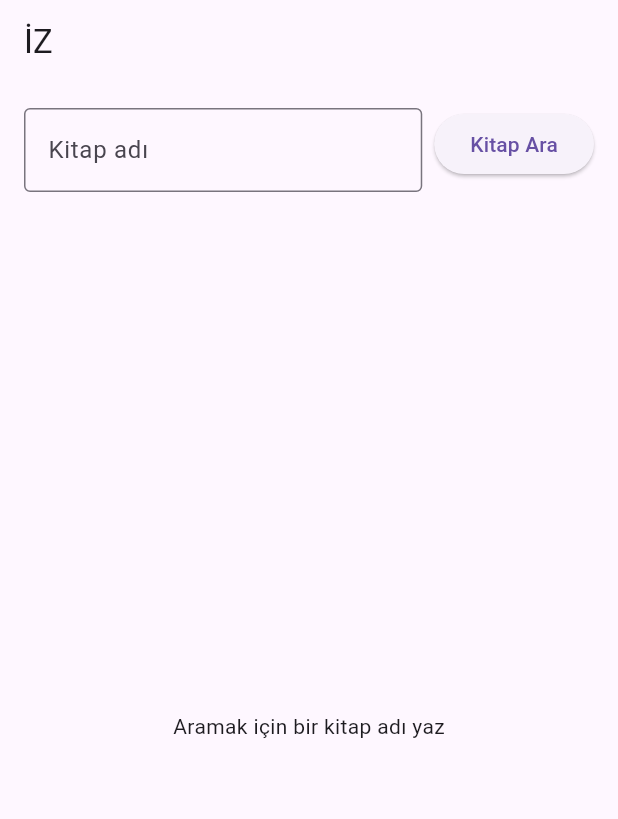
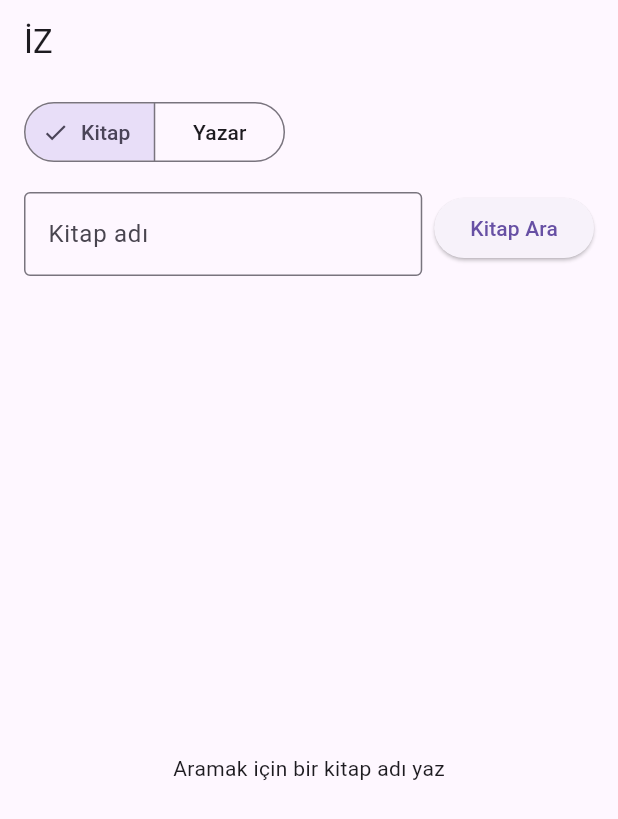
Before and after one commit to EbranurOzbalik/iz, a Flutter app: the screen it shows after launch, on a phone screen of 412 x 824 dp. Shown: the top 819 px of the screen. Run offline on Flutter 3.47's test engine with Material 3 defaults, Android fonts, the phone set to English and light mode, and no system bars; our stand-ins replace dio.

Commit message:
feat: add author search mode

```diff
--- a/lib/main.dart
+++ b/lib/main.dart
@@ -31,6 +31,8 @@ class BookSearchPage extends StatefulWidget {
   }
 }
 
+enum _SearchMode { book, author }
+
 class _BookSearchPageState extends State<BookSearchPage> {
   final TextEditingController searchController = TextEditingController();
   final CancelToken cancelToken = CancelToken();
@@ -41,6 +43,9 @@ class _BookSearchPageState extends State<BookSearchPage> {
   String? inputError;
   String? errorMessage;
   List<Book> books = [];
+  _SearchMode searchMode = _SearchMode.book;
+
+  bool get isAuthorSearch => searchMode == _SearchMode.author;
 
   @override
   void initState() {
@@ -71,7 +76,7 @@ class _BookSearchPageState extends State<BookSearchPage> {
     final query = searchController.text.trim();
     if (query.isEmpty) {
       setState(() {
-        inputError = 'Bir kitap adı yaz';
+        inputError = isAuthorSearch ? 'Bir yazar adı yaz' : 'Bir kitap adı yaz';
       });
       return;
     }
@@ -89,7 +94,7 @@ class _BookSearchPageState extends State<BookSearchPage> {
       final response = await dio.get(
         'https://openlibrary.org/search.json',
         queryParameters: {
-          'q': query,
+          (isAuthorSearch ? 'author' : 'q'): query,
           'limit': 5,
           'fields':
               'key,title,subtitle,author_name,first_publish_year,'
@@ -122,10 +127,11 @@ class _BookSearchPageState extends State<BookSearchPage> {
     }
   }
 
-  void clearSearch() {
+  void clearSearch({_SearchMode? mode}) {
     if (isLoading) return;
     searchController.clear();
     setState(() {
+      if (mode != null) searchMode = mode;
       books = [];
       hasSearched = false;
       inputError = null;
@@ -164,6 +170,28 @@ class _BookSearchPageState extends State<BookSearchPage> {
         child: Column(
           children: [
             Padding(
+              padding: const EdgeInsets.fromLTRB(16, 8, 16, 0),
+              child: Align(
+                alignment: Alignment.centerLeft,
+                child: SegmentedButton<_SearchMode>(
+                  segments: const [
+                    ButtonSegment(
+                      value: _SearchMode.book,
+                      label: Text('Kitap'),
+                    ),
+                    ButtonSegment(
+                      value: _SearchMode.author,
+                      label: Text('Yazar'),
+                    ),
+                  ],
+                  selected: {searchMode},
+                  onSelectionChanged: isLoading
+                      ? null
+                      : (selection) => clearSearch(mode: selection.single),
+                ),
+              ),
+            ),
+            Padding(
               padding: const EdgeInsets.all(16),
               child: Row(
                 crossAxisAlignment: CrossAxisAlignment.start,
@@ -174,8 +202,10 @@ class _BookSearchPageState extends State<BookSearchPage> {
                       enabled: !isLoading,
                       textInputAction: TextInputAction.search,
                       decoration: InputDecoration(
-                        labelText: 'Kitap adı',
-                        hintText: 'Örn. Suç ve Ceza',
+                        labelText: isAuthorSearch ? 'Yazar adı' : 'Kitap adı',
+                        hintText: isAuthorSearch
+                            ? 'Örn. Sabahattin Ali'
+                            : 'Örn. Suç ve Ceza',
                         border: const OutlineInputBorder(),
                         errorText: inputError,
                         suffixIcon: searchController.text.isEmpty
@@ -234,7 +264,11 @@ class _BookSearchPageState extends State<BookSearchPage> {
     if (books.isEmpty) {
       return Center(
         child: Text(
-          hasSearched ? 'Kitap bulunamadı' : 'Aramak için bir kitap adı yaz',
+          hasSearched
+              ? 'Kitap bulunamadı'
+              : isAuthorSearch
+              ? 'Aramak için bir yazar adı yaz'
+              : 'Aramak için bir kitap adı yaz',
         ),
       );
     }
```
Also changed, not shown: 1 other file.
